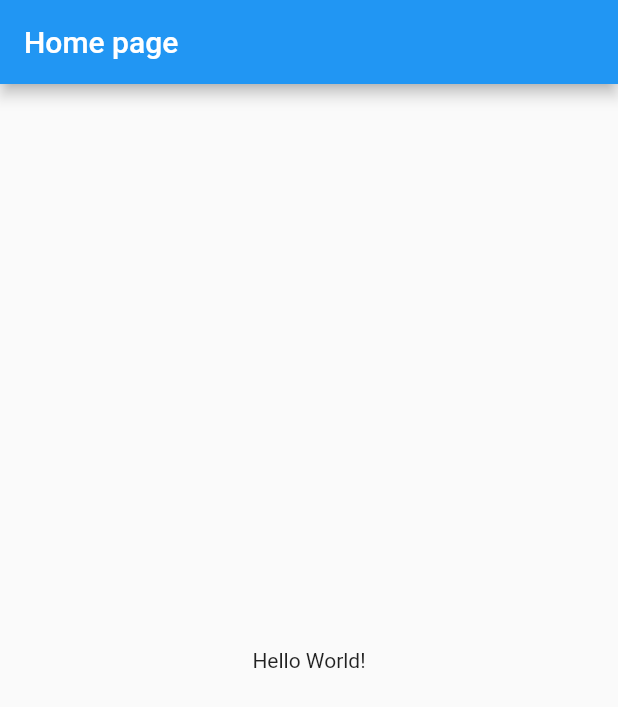
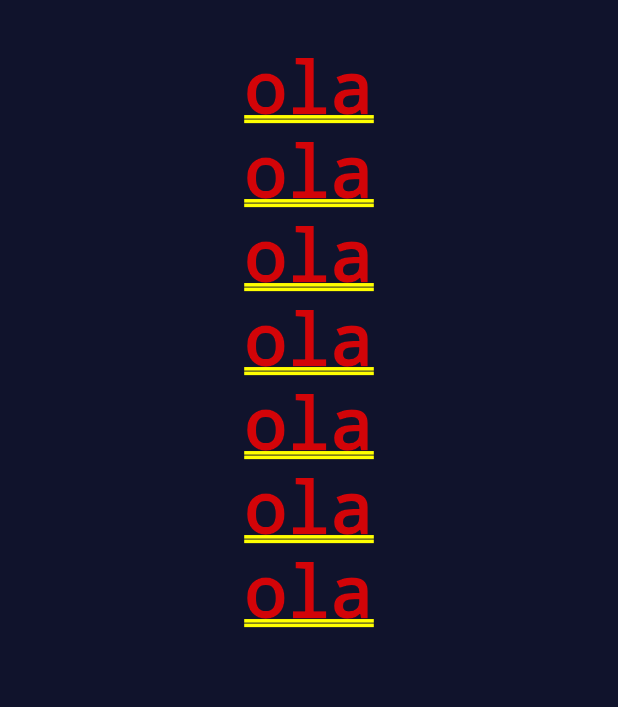
Before and after one commit to Rafael-Santos-DV/footscore-flutter, a Flutter app: the screen it shows after launch, on a phone screen of 412 x 824 dp. Shown: the top 707 px of the screen. Run offline on Flutter 3.47's test engine with Material 2 defaults, Android fonts, the phone set to English and light mode, and no system bars.

Commit message:
feat: create screen login and add background master

```diff
--- a/lib/main.dart
+++ b/lib/main.dart
@@ -1,17 +1,15 @@
 import "package:flutter/material.dart";
+import 'package:my_app/src/screens/login.dart';
 
 void main() => runApp(const App());
 
 class App extends StatelessWidget {
-  const App({super.key});
+  const App({
+    super.key,
+  });
 
   @override
   Widget build(BuildContext context) {
-    return MaterialApp(
-        title: "FootScore",
-        home: Scaffold(
-          appBar: AppBar(title: const Text("Home page")),
-          body: const Center(child: Text("Hello World!")),
-        ));
+    return const MaterialApp(title: "Login", home: Login());
   }
 }
--- /dev/null
+++ b/lib/src/components/Card/index.dart
@@ -0,0 +1,16 @@
+import 'package:flutter/material.dart';
+
+class CardComponent extends StatelessWidget {
+  const CardComponent({super.key, required this.name, required this.idade});
+
+  final String name;
+  final int idade;
+
+  @override
+  Widget build(BuildContext context) {
+    return Card(
+        child: Column(
+      children: <Widget>[Text("name: $name"), Text("idade: $idade")],
+    ));
+  }
+}
--- /dev/null
+++ b/lib/src/screens/login.dart
@@ -0,0 +1,29 @@
+import 'package:flutter/cupertino.dart';
+import 'package:flutter/material.dart';
+
+class Login extends StatefulWidget {
+  const Login({super.key});
+
+  @override
+  State<Login> createState() => _Login();
+}
+
+class _Login extends State<Login> {
+  @override
+  Widget build(BuildContext context) {
+    return Container(
+        padding: const EdgeInsets.fromLTRB(0, 30, 0, 0),
+        color: const Color.fromRGBO(16, 19, 44, 1),
+        child: Column(
+          children: const <Widget>[
+            Text("ola"),
+            Text("ola"),
+            Text("ola"),
+            Text("ola"),
+            Text("ola"),
+            Text("ola"),
+            Text("ola")
+          ],
+        ));
+  }
+}
```
Also changed, not shown: 1 other file.
